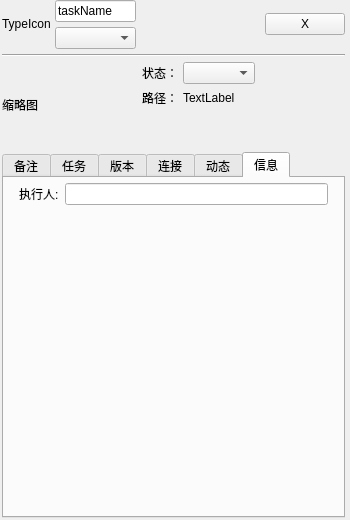
Above: UI/Widget_DetailPage.ui from IvanYangYangXi/Anim_ProjectManage before the change. Below: the same form after it.
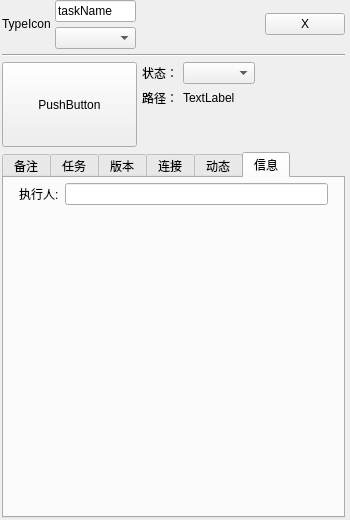
That is the form after the change.

```diff
--- a/UI/Widget_DetailPage.ui
+++ b/UI/Widget_DetailPage.ui
@@ -147,7 +147,7 @@
       <enum>QLayout::SetMinimumSize</enum>
      </property>
      <item>
-      <widget class="QLabel" name="label_Detail_Img">
+      <widget class="QPushButton" name="pushButton_Detail_Img">
        <property name="minimumSize">
         <size>
          <width>135</width>
@@ -161,7 +161,13 @@
         </size>
        </property>
        <property name="text">
-        <string>缩略图</string>
+        <string>PushButton</string>
+       </property>
+       <property name="iconSize">
+        <size>
+         <width>135</width>
+         <height>85</height>
+        </size>
        </property>
       </widget>
      </item>
```
Left out of the diff: 22 changed lines with no effect on the pictures.
